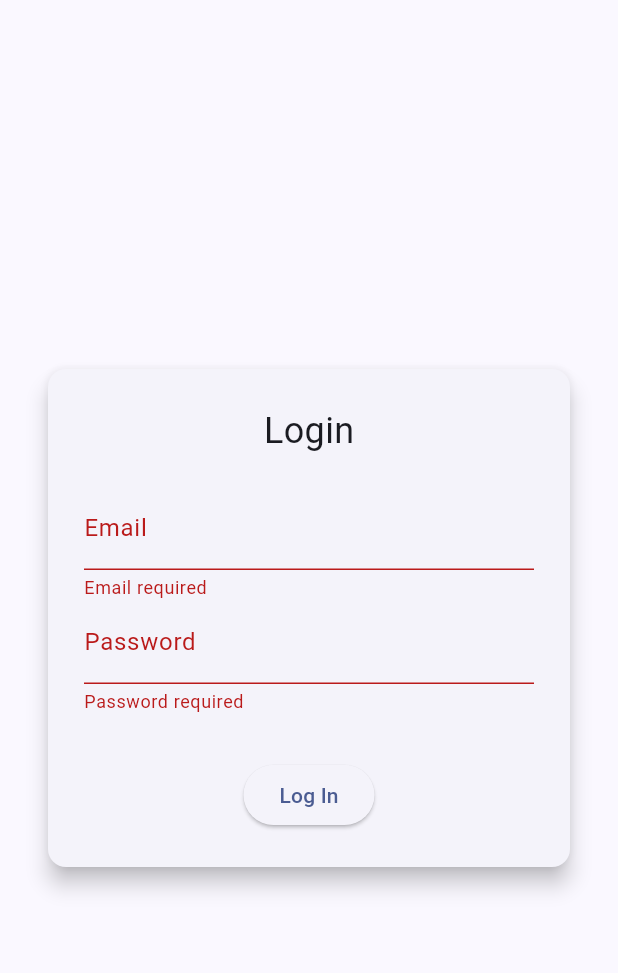
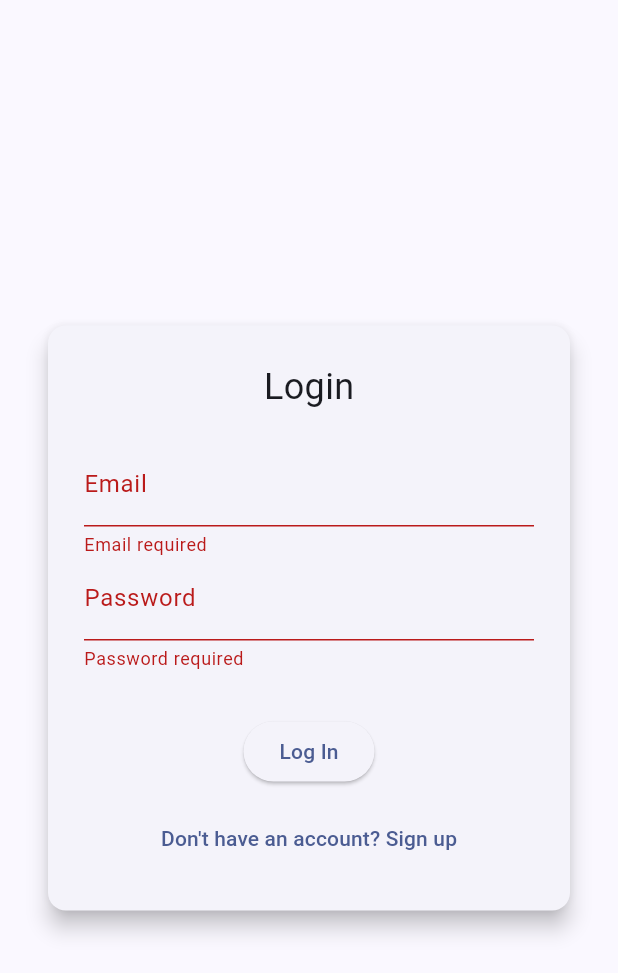
Before and after one commit to AllyTechEngineering/my_right_portal, a Flutter app: the screen it shows after launch, after a tap on "Log In", on a phone screen of 412 x 824 dp. Shown: the top 973 px of the screen. Run offline on Flutter 3.47's test engine with Material 3 defaults, Android fonts, the phone set to English and light mode, and no system bars; our stand-ins replace firebase_auth, firebase_core; accounts and stored records are empty; statements that could not run were skipped.

Commit message:
Added basic login, signup, authgate, and related

```diff
--- /dev/null
+++ b/lib/features/auth/auth_gate.dart
@@ -0,0 +1,52 @@
+import 'package:flutter/material.dart';
+import 'package:firebase_auth/firebase_auth.dart';
+
+class AuthGate extends StatefulWidget {
+  const AuthGate({super.key});
+
+  @override
+  State<AuthGate> createState() => _AuthGateState();
+}
+
+class _AuthGateState extends State<AuthGate> {
+  bool _checkingAuth = true;
+
+  @override
+  void initState() {
+    super.initState();
+    _checkAuthStatus();
+  }
+
+  Future<void> _checkAuthStatus() async {
+    final user = FirebaseAuth.instance.currentUser;
+
+    await user?.reload(); // Make sure user info is fresh
+
+    if (!mounted) return;
+
+    if (user == null) {
+      Navigator.pushReplacementNamed(context, '/login');
+    } else if (!user.emailVerified) {
+      Navigator.pushReplacementNamed(context, '/verify-email');
+    } else {
+      Navigator.pushReplacementNamed(context, '/dashboard'); // or home screen
+    }
+  }
+
+  @override
+  Widget build(BuildContext context) {
+    return const Scaffold(
+      // body: Center(child: CircularProgressIndicator()),
+      body: Center(
+        child: Column(
+          mainAxisAlignment: MainAxisAlignment.center,
+          children: [
+            CircularProgressIndicator(),
+            SizedBox(height: 20),
+            Text('Checking authentication status...'),
+          ],
+        ),
+      ),
+    );
+  }
+}
--- a/lib/features/auth/login_screen.dart
+++ b/lib/features/auth/login_screen.dart
@@ -59,27 +59,34 @@ class _LoginScreenState extends State<LoginScreen> {
                   TextFormField(
                     decoration: const InputDecoration(labelText: 'Email'),
                     onChanged: (value) => _email = value.trim(),
-                    validator: (value) =>
-                        value!.isEmpty ? 'Email required' : null,
+                    validator:
+                        (value) => value!.isEmpty ? 'Email required' : null,
                   ),
                   TextFormField(
                     decoration: const InputDecoration(labelText: 'Password'),
                     obscureText: true,
                     onChanged: (value) => _password = value,
-                    validator: (value) =>
-                        value!.isEmpty ? 'Password required' : null,
+                    validator:
+                        (value) => value!.isEmpty ? 'Password required' : null,
                   ),
                   const SizedBox(height: 20),
                   if (_errorMessage != null)
-                    Text(_errorMessage!,
-                        style: const TextStyle(color: Colors.red)),
+                    Text(
+                      _errorMessage!,
+                      style: const TextStyle(color: Colors.red),
+                    ),
                   const SizedBox(height: 10),
                   _isLoading
                       ? const CircularProgressIndicator()
                       : ElevatedButton(
-                          onPressed: _login,
-                          child: const Text('Log In'),
-                        ),
+                        onPressed: _login,
+                        child: const Text('Log In'),
+                      ),
+                  const SizedBox(height: 10),
+                  TextButton(
+                    onPressed: () => Navigator.pushNamed(context, '/signup'),
+                    child: const Text("Don't have an account? Sign up"),
+                  ),
                 ],
               ),
             ),
--- a/lib/main.dart
+++ b/lib/main.dart
@@ -1,6 +1,9 @@
 import 'package:firebase_core/firebase_core.dart';
 import 'package:flutter/material.dart';
+import 'package:my_right_portal/features/auth/auth_gate.dart';
 import 'package:my_right_portal/features/auth/login_screen.dart';
+import 'package:my_right_portal/features/auth/signup_screen.dart';
+import 'package:my_right_portal/features/auth/verify_email_screen.dart';
 import 'package:my_right_portal/firebase_options.dart';
 
 void main() async {
@@ -20,7 +23,12 @@ class MyApp extends StatelessWidget {
       theme: ThemeData(
         colorScheme: ColorScheme.fromSeed(seedColor: const Color(0xFF0441B2)),
       ),
-      home: const LoginScreen(),
+      routes: {
+        '/': (context) => const AuthGate(),
+        '/login': (context) => const LoginScreen(),
+        '/verify-email': (context) => const VerifyEmailScreen(),
+        '/signup': (context) => const SignupScreen(),
+      },
     );
   }
 }
```
Also changed, not shown: lib/features/auth/signup_screen.dart (+110 -0 lines), lib/features/auth/verify_email_screen.dart (added, +32 -0 lines).
